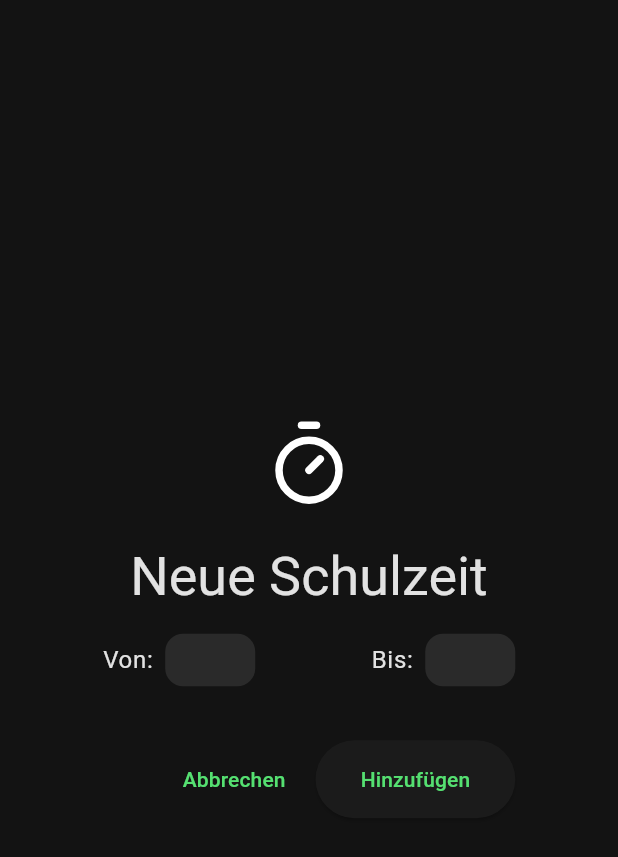
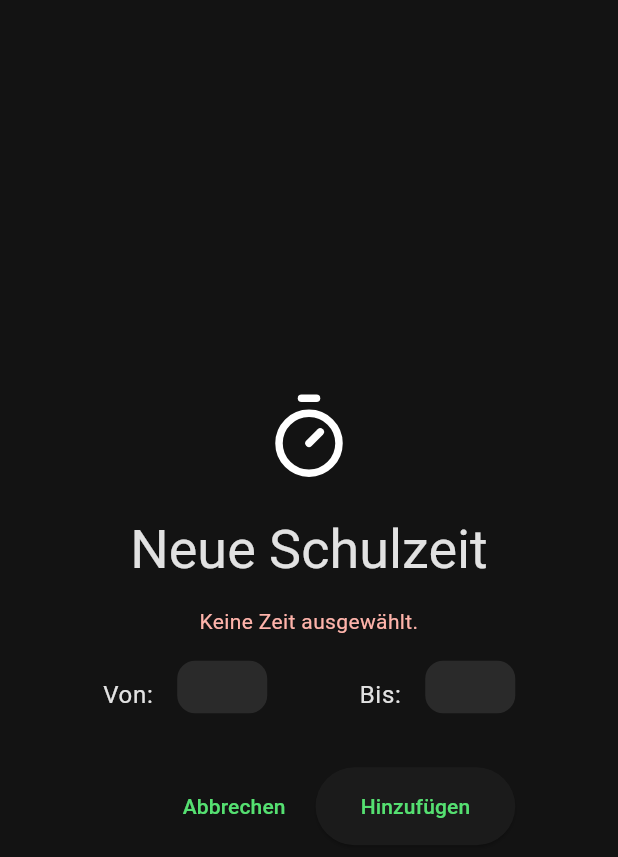
Before and after one commit to zTomz/schulplaner, a Flutter app: the NewTimeSpanDialog widget shown alone on an empty page, opened directly, after a tap on "Hinzufügen", on a phone screen of 412 x 824 dp. Shown: the top 857 px of the screen. Run offline on Flutter 3.47's test engine with Material 3 defaults, Android fonts, the phone set to English and light mode, and no system bars; our stand-ins replace auto_route, equatable, flutter_hooks, flutter_lucide.

Commit message:
Handle errors in dialogs

```diff
--- a/lib/common/dialogs/custom_dialog.dart
+++ b/lib/common/dialogs/custom_dialog.dart
@@ -3,10 +3,21 @@ import 'package:flutter_lucide/flutter_lucide.dart';
 import 'package:schulplaner/config/theme/numbers.dart';
 
 class CustomDialog extends StatelessWidget {
+  /// The icon of the dialog. Displayed at the top
   final Widget icon;
+
+  /// The title of the dialog. Displayed under the icon
   final Widget title;
+
+  /// The content of the dialog. Displayed under the title. If an error is provided.
+  /// It is displayed under the error.
   final Widget content;
+
+  /// The actions of the dialog. Displayed at the bottom
   final List<Widget>? actions;
+
+  /// Optional. An error widget wich is displayed under the title and above the content
+  final Widget? error;
 
   const CustomDialog({
     super.key,
@@ -14,6 +25,7 @@ class CustomDialog extends StatelessWidget {
     required this.title,
     required this.content,
     this.actions,
+    this.error,
   });
 
   CustomDialog.confirmation({
@@ -22,6 +34,7 @@ class CustomDialog extends StatelessWidget {
     required String description,
     required void Function() onConfirm,
     required void Function() onCancel,
+    this.error,
   })  : icon = const Icon(LucideIcons.badge_alert),
         title = Text(title ?? "Bist du dir sicher?"),
         content = Text(description),
@@ -63,6 +76,16 @@ class CustomDialog extends StatelessWidget {
                   textAlign: TextAlign.center,
                   child: title,
                 ),
+                if (error != null) ...[
+                  const SizedBox(height: Spacing.medium),
+                  DefaultTextStyle(
+                    style: Theme.of(context).textTheme.bodyMedium!.copyWith(
+                          color: Theme.of(context).colorScheme.error,
+                        ),
+                    textAlign: TextAlign.center,
+                    child: error!,
+                  ),
+                ],
                 const SizedBox(height: Spacing.medium),
                 DefaultTextStyle(
                   style: Theme.of(context).textTheme.bodyLarge!,
--- /dev/null
+++ b/lib/common/extensions/time_of_day_extension.dart
@@ -0,0 +1,15 @@
+import 'package:flutter/material.dart';
+
+extension TimeOfDayExtension on TimeOfDay {
+  operator >(TimeOfDay other) {
+    return _calculateMinutes() > other._calculateMinutes();
+  }
+
+  operator <(TimeOfDay other) {
+    return _calculateMinutes() < other._calculateMinutes();
+  }
+
+  int _calculateMinutes() {
+    return hour * 60 + minute;
+  }
+}
--- /dev/null
+++ b/lib/common/widgets/time_span_picker.dart
@@ -0,0 +1,72 @@
+import 'package:flutter/material.dart';
+import 'package:schulplaner/config/theme/numbers.dart';
+
+class TimeSpanPicker extends StatelessWidget {
+  final void Function(TimeOfDay? from, TimeOfDay? to) onChanged;
+  final TimeOfDay? from;
+  final TimeOfDay? to;
+
+  const TimeSpanPicker({
+    super.key,
+    required this.onChanged,
+    this.from,
+    this.to,
+  });
+
+  @override
+  Widget build(BuildContext context) {
+    return Row(
+      crossAxisAlignment: CrossAxisAlignment.end,
+      children: [
+        const Text("Von:"),
+        const SizedBox(width: Spacing.medium),
+        _buildPicker(
+          context,
+          from,
+          (value) => onChanged(value, to),
+        ),
+        const Spacer(),
+        const Text("Bis:"),
+        const SizedBox(width: Spacing.medium),
+        _buildPicker(
+          context,
+          to,
+          (value) => onChanged(from, value),
+        ),
+      ],
+    );
+  }
+
+  Widget _buildPicker(BuildContext context, TimeOfDay? value,
+      void Function(TimeOfDay? value) onValueChanged) {
+    return Material(
+      borderRadius: const BorderRadius.all(Radii.small),
+      color: Theme.of(context).colorScheme.surfaceContainerHigh,
+      child: InkWell(
+        borderRadius: const BorderRadius.all(Radii.small),
+        onTap: () async {
+          final result = await showTimePicker(
+            context: context,
+            initialTime: value ?? TimeOfDay.now(),
+          );
+
+          if (result != null) {
+            onValueChanged(result);
+          }
+        },
+        child: SizedBox(
+          width: 60,
+          height: 35,
+          child: value != null
+              ? Center(
+                  child: Text(
+                    "${value.hour.toString().padLeft(2, "0")}:${value.minute.toString().padLeft(2, "0")}",
+                    style: Theme.of(context).textTheme.bodyLarge,
+                  ),
+                )
+              : null,
+        ),
+      ),
+    );
+  }
+}
--- a/lib/common/widgets/weekly_schedule/models.dart
+++ b/lib/common/widgets/weekly_schedule/models.dart
@@ -91,6 +91,16 @@ class TimeSpan extends Equatable {
   String toFormattedString() {
     return "${from.hour.toString().padLeft(2, "0")}:${from.minute.toString().padLeft(2, "0")} - ${to.hour.toString().padLeft(2, "0")}:${to.minute.toString().padLeft(2, "0")} Uhr";
   }
+
+  TimeSpan copyWith({
+    TimeOfDay? from,
+    TimeOfDay? to,
+  }) {
+    return TimeSpan(
+      from: from ?? this.from,
+      to: to ?? this.to,
+    );
+  }
 }
 
 /// The days of a week. From Monday to Friday
--- a/lib/features/account_creation/pages/create_weekly_schedule_page.dart
+++ b/lib/features/account_creation/pages/create_weekly_schedule_page.dart
@@ -3,7 +3,9 @@ import 'package:flutter/material.dart';
 import 'package:flutter_hooks/flutter_hooks.dart';
 import 'package:flutter_lucide/flutter_lucide.dart';
 import 'package:schulplaner/common/dialogs/custom_dialog.dart';
+import 'package:schulplaner/common/extensions/time_of_day_extension.dart';
 import 'package:schulplaner/common/widgets/gradient_scaffold.dart';
+import 'package:schulplaner/common/widgets/time_span_picker.dart';
 import 'package:schulplaner/common/widgets/weekly_schedule/weekly_schedule.dart';
 import 'package:schulplaner/config/routes/router.gr.dart';
 import 'package:schulplaner/config/theme/numbers.dart';
@@ -131,6 +133,8 @@ class CreateWeeklySchedulePage extends HookWidget {
   }
 }
 
+/// A dialog, which askes the user to enter a new time span. When the user has entered the time span, it will be returned
+/// in the .pop() method
 class NewTimeSpanDialog extends HookWidget {
   const NewTimeSpanDialog({super.key});
 
@@ -139,28 +143,18 @@ class NewTimeSpanDialog extends HookWidget {
     final from = useState<TimeOfDay?>(null);
     final to = useState<TimeOfDay?>(null);
 
+    final error = useState<String?>(null);
+
     return CustomDialog(
       icon: const Icon(LucideIcons.timer),
       title: const Text("Neue Schulzeit"),
-      content: Row(
-        crossAxisAlignment: CrossAxisAlignment.center,
-        children: [
-          const Text("Von:"),
-          const SizedBox(width: Spacing.small),
-          _buildTimePicker(
-            context,
-            onChanged: (newValue) => from.value = newValue,
-            value: from.value,
-          ),
-          const Spacer(),
-          const Text("Bis:"),
-          const SizedBox(width: Spacing.small),
-          _buildTimePicker(
-            context,
-            onChanged: (newValue) => to.value = newValue,
-            value: to.value,
-          ),
-        ],
+      content: TimeSpanPicker(
+        onChanged: (fromValue, toValue) {
+          from.value = fromValue;
+          to.value = toValue;
+        },
+        from: from.value,
+        to: to.value,
       ),
       actions: [
         TextButton(
@@ -172,8 +166,13 @@ class NewTimeSpanDialog extends HookWidget {
         const SizedBox(width: Spacing.small),
         ElevatedButton(
           onPressed: () {
-            // TODO: Show error, that no time is selected
             if (from.value == null || to.value == null) {
+              error.value = "Keine Zeit ausgewählt.";
+              return;
+            }
+
+            if (from.value! > to.value!) {
+              error.value = "Startzeit muss vor der Endzeit liegen.";
               return;
             }
 
@@ -187,42 +186,18 @@ class NewTimeSpanDialog extends HookWidget {
           child: const Text("Hinzufügen"),
         ),
       ],
-    );
-  }
-
-  Widget _buildTimePicker(
-    BuildContext context, {
-    required void Function(TimeOfDay value) onChanged,
-    required TimeOfDay? value,
-  }) {
-    return Material(
-      borderRadius: const BorderRadius.all(Radii.small),
-      color: Theme.of(context).colorScheme.surfaceContainerHigh,
-      child: InkWell(
-        borderRadius: const BorderRadius.all(Radii.small),
-        onTap: () async {
-          final result = await showTimePicker(
-            context: context,
-            initialTime: value ?? TimeOfDay.now(),
-          );
-
-          if (result != null) {
-            onChanged(result);
-          }
-        },
-        child: SizedBox(
-          width: 60,
-          height: 35,
-          child: value != null
-              ? Center(
-                  child: Text(
-                    "${value.hour.toString().padLeft(2, "0")}:${value.minute.toString().padLeft(2, "0")}",
-                    style: Theme.of(context).textTheme.bodyLarge,
-                  ),
-                )
-              : null,
-        ),
-      ),
+      error: error.value != null ? Text(error.value!) : null,
     );
   }
 }
+
+class NewLessonDialog extends HookWidget {
+  const NewLessonDialog({super.key});
+
+  @override
+  Widget build(BuildContext context) {
+    final timeSpan = useState<TimeSpan?>(null);
+
+    return const SizedBox();
+  }
+}
```
